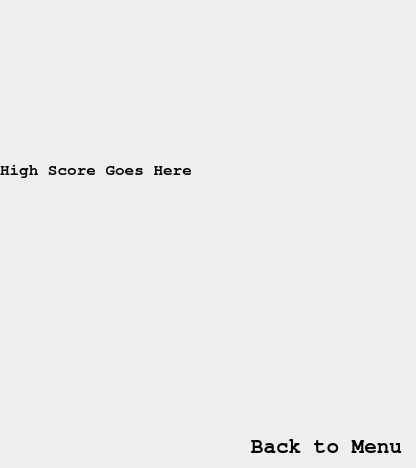
Before: the Qt Designer form Asteroids+Aliens/highscorewindow.ui in captaintino/project-destiny, drawn with Qt 5.
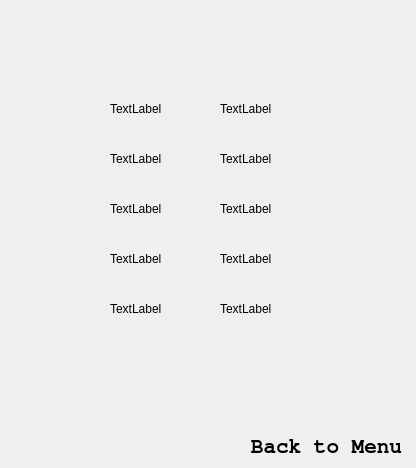
After: the same form once the commit is applied. Icons and pictures are not drawn.

Commit message: After implementing most of the highscore class.

Diff of the .ui file:
```diff
--- a/Asteroids+Aliens/highscorewindow.ui
+++ b/Asteroids+Aliens/highscorewindow.ui
@@ -62,32 +62,134 @@
      <bool>true</bool>
     </property>
    </widget>
-   <widget class="QLabel" name="lblHighScoreContent">
-    <property name="enabled">
-     <bool>true</bool>
+   <widget class="QLabel" name="lblUsername2">
+    <property name="geometry">
+     <rect>
+      <x>110</x>
+      <y>150</y>
+      <width>66</width>
+      <height>17</height>
+     </rect>
     </property>
+    <property name="text">
+     <string>TextLabel</string>
+    </property>
+   </widget>
+   <widget class="QLabel" name="lblUsername3">
     <property name="geometry">
      <rect>
-      <x>0</x>
-      <y>0</y>
-      <width>271</width>
-      <height>341</height>
+      <x>110</x>
+      <y>200</y>
+      <width>66</width>
+      <height>17</height>
      </rect>
     </property>
-    <property name="font">
-     <font>
-      <family>FreeMono</family>
-      <pointsize>12</pointsize>
-      <weight>75</weight>
-      <italic>false</italic>
-      <bold>true</bold>
-     </font>
+    <property name="text">
+     <string>TextLabel</string>
     </property>
-    <property name="styleSheet">
-     <string notr="true">background-image: url(:/images/transparent.png);</string>
+   </widget>
+   <widget class="QLabel" name="lblUsername4">
+    <property name="geometry">
+     <rect>
+      <x>110</x>
+      <y>250</y>
+      <width>66</width>
+      <height>17</height>
+     </rect>
     </property>
     <property name="text">
-     <string>High Score Goes Here</string>
+     <string>TextLabel</string>
+    </property>
+   </widget>
+   <widget class="QLabel" name="lblUsername5">
+    <property name="geometry">
+     <rect>
+      <x>110</x>
+      <y>300</y>
+      <width>66</width>
+      <height>17</height>
+     </rect>
+    </property>
+    <property name="text">
+     <string>TextLabel</string>
+    </property>
+   </widget>
+   <widget class="QLabel" name="lblUsername1">
+    <property name="geometry">
+     <rect>
+      <x>110</x>
+      <y>100</y>
+      <width>66</width>
+      <height>17</height>
+     </rect>
+    </property>
+    <property name="text">
+     <string>TextLabel</string>
+    </property>
+   </widget>
+   <widget class="QLabel" name="lblScore1">
+    <property name="geometry">
+     <rect>
+      <x>220</x>
+      <y>100</y>
+      <width>66</width>
+      <height>17</height>
+     </rect>
+    </property>
+    <property name="text">
+     <string>TextLabel</string>
+    </property>
+   </widget>
+   <widget class="QLabel" name="lblScore2">
+    <property name="geometry">
+     <rect>
+      <x>220</x>
+      <y>150</y>
+      <width>66</width>
+      <height>17</height>
+     </rect>
+    </property>
+    <property name="text">
+     <string>TextLabel</string>
+    </property>
+   </widget>
+   <widget class="QLabel" name="lblScore3">
+    <property name="geometry">
+     <rect>
+      <x>220</x>
+      <y>200</y>
+      <width>66</width>
+      <height>17</height>
+     </rect>
+    </property>
+    <property name="text">
+     <string>TextLabel</string>
+    </property>
+   </widget>
+   <widget class="QLabel" name="lblScore4">
+    <property name="geometry">
+     <rect>
+      <x>220</x>
+      <y>250</y>
+      <width>66</width>
+      <height>17</height>
+     </rect>
+    </property>
+    <property name="text">
+     <string>TextLabel</string>
+    </property>
+   </widget>
+   <widget class="QLabel" name="lblScore5">
+    <property name="geometry">
+     <rect>
+      <x>220</x>
+      <y>300</y>
+      <width>66</width>
+      <height>17</height>
+     </rect>
+    </property>
+    <property name="text">
+     <string>TextLabel</string>
     </property>
    </widget>
   </widget>
```
The commit also changes 6 other files.
